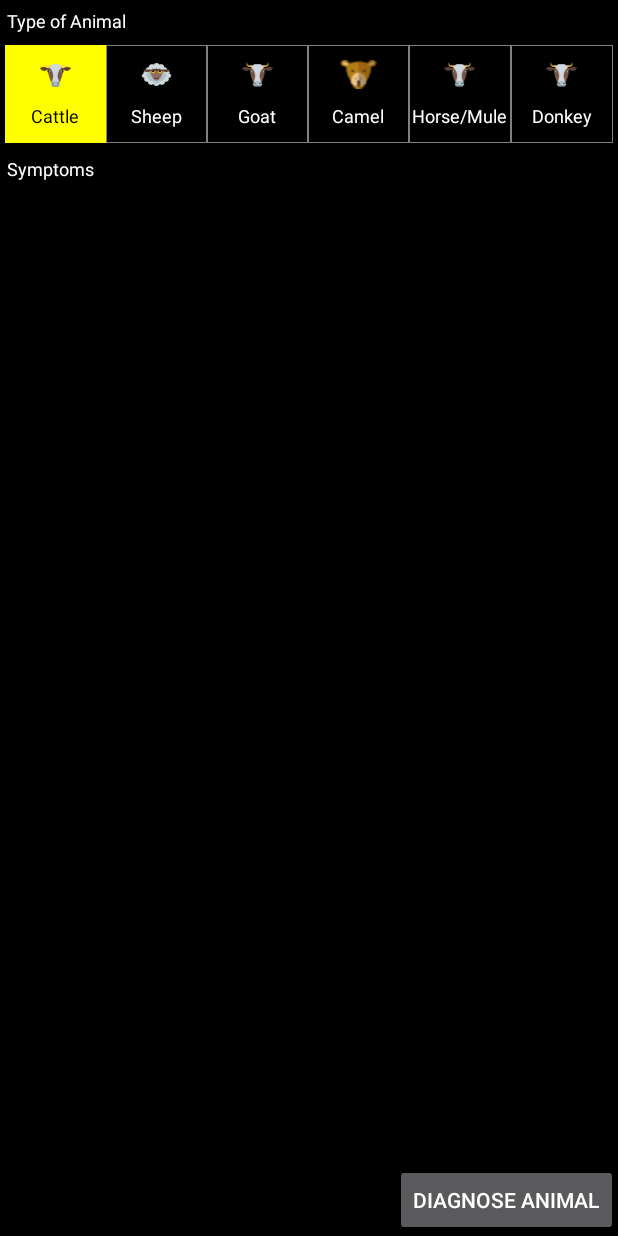
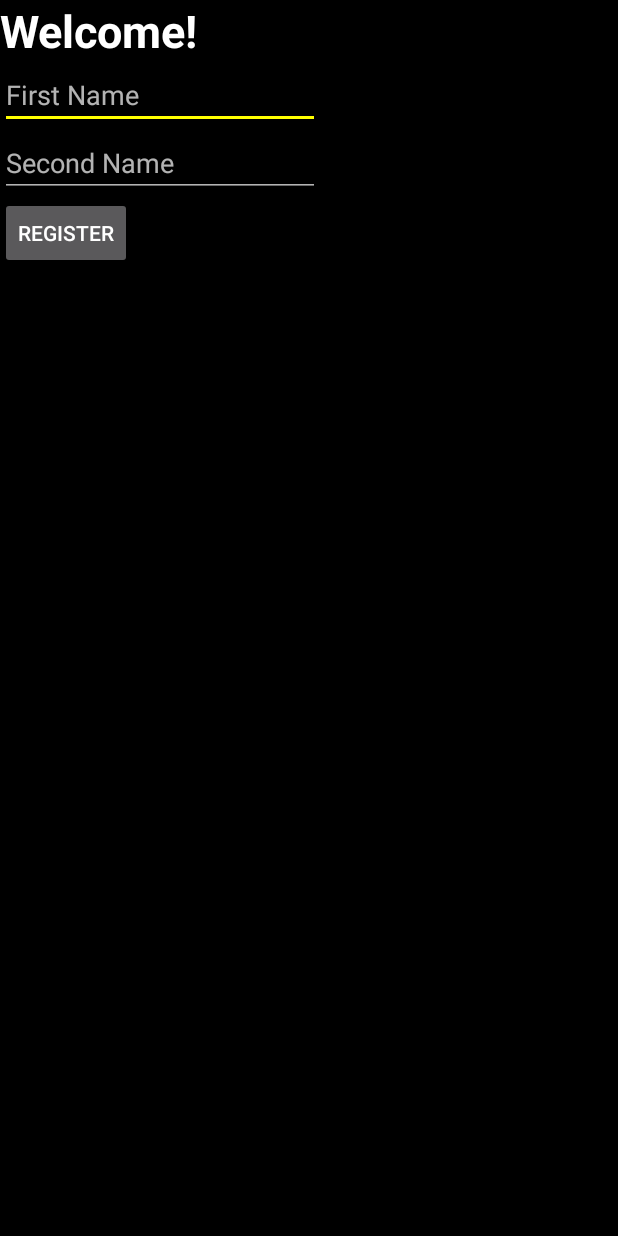
Before and after one commit to drgennaroimperatore/custom-radio-group-radio-button-android-master, an Android app: the screen it shows after launch (MainActivity before the commit, RegistrationActivity after it), on a phone screen of 412 x 824 dp. Run offline under Robolectric (Android 15) with nearby library versions, the phone set to English and light mode, and no system bars; our stand-ins replace Room's generated code.

Commit message:
registration screen works

```diff
--- a/app/src/main/AndroidManifest.xml
+++ b/app/src/main/AndroidManifest.xml
@@ -8,18 +8,20 @@
         android:label="@string/app_name"
         android:roundIcon="@mipmap/ic_launcher_round"
         android:supportsRtl="true"
-        android:theme="@style/AppTheme">
-        <activity android:name=".MainActivity">
+        android:theme="@style/SplashTheme">
+        <activity android:name=".RegistrationActivity">
             <intent-filter>
                 <action android:name="android.intent.action.MAIN" />
 
                 <category android:name="android.intent.category.LAUNCHER" />
             </intent-filter>
         </activity>
+        <activity android:name=".MainActivity">
 
+        </activity>
         <activity android:name=".ResultsActivity">
+
         </activity>
-
     </application>
 
 </manifest>
--- a/app/src/main/java/net/crosp/customradiobtton/MainActivity.java
+++ b/app/src/main/java/net/crosp/customradiobtton/MainActivity.java
@@ -37,6 +37,8 @@ public class MainActivity extends AppCompatActivity {
     Button diagnoseButton;
     int mCurrentAnimalID;
     ADDB mADDB;
+    UserInfoDB mUserInfoDB;
+    UserInfoDBDao mUserInfoDao;
 
     @Override
     protected void onCreate(Bundle savedInstanceState) {
@@ -137,6 +139,8 @@ public class MainActivity extends AppCompatActivity {
         app:presetButtonValueText="Fever" />*/
 
      ////////////// END OF REFERENCE CODE
+
+
 
 
 
--- /dev/null
+++ b/app/src/main/java/net/crosp/customradiobtton/RegistrationActivity.java
@@ -0,0 +1,91 @@
+package net.crosp.customradiobtton;
+
+import android.content.Intent;
+import android.support.v7.app.AppCompatActivity;
+import android.os.Bundle;
+import android.view.View;
+import android.widget.Button;
+import android.widget.EditText;
+import android.widget.Toast;
+
+import androidx.room.Room;
+
+import java.util.List;
+import java.util.UUID;
+
+public class RegistrationActivity extends AppCompatActivity {
+
+    Button mRegistrationButton;
+    EditText mFirstNameET, mSecondNameET;
+    UserInfoDB mUserInfoDB;
+    UserInfoDBDao mUserInfoDBDao;
+
+    @Override
+    protected void onCreate(Bundle savedInstanceState) {
+        super.onCreate(savedInstanceState);
+        setContentView(R.layout.activity_registration);
+
+        mUserInfoDB = Room.databaseBuilder(this,UserInfoDB.class,"UserInfoDB").allowMainThreadQueries().build();
+        mUserInfoDBDao = mUserInfoDB.getDao();
+
+        boolean userIsRegistered = isRegistrationComplete();
+
+        if(userIsRegistered)
+            GoToMain();
+
+        mFirstNameET = findViewById(R.id.registration_firstName_et);
+        mSecondNameET = findViewById(R.id.registration_secondName_et);
+
+        mRegistrationButton = findViewById(R.id.registration_submit_button);
+        mRegistrationButton.setOnClickListener(new View.OnClickListener() {
+            @Override
+            public void onClick(View v) {
+
+                String firstName = mFirstNameET.getText().toString();
+                String secondName = mSecondNameET.getText().toString();
+
+                if(firstName.equals("") || secondName.equals(""))
+                {
+                    Toast.makeText(getBaseContext(), "Please Complete All Fields", Toast.LENGTH_LONG).show();
+                    return;
+                }
+
+                if(!isRegistrationComplete())
+                    registerUser(firstName,secondName);
+
+                GoToMain();
+            }
+        });
+
+    }
+
+    public void registerUser(String fn, String sn)
+    {
+        UserInfo ui = new UserInfo();
+        ui.FirstName= fn;
+        ui.SecondName = sn;
+        ui.UUID = generateUUID();
+
+        mUserInfoDBDao.InsertUserInfo(ui);
+
+    }
+
+    public void GoToMain()
+    {
+        Intent myIntent = new Intent(this, MainActivity.class);
+        startActivity(myIntent);
+    }
+
+    public boolean isRegistrationComplete()
+    {
+        List<UserInfo> ui = mUserInfoDBDao.getUserInfo();
+
+        return ui.size()==1;
+    }
+
+    public String generateUUID ()
+    {
+        UUID uniqueID = UUID.randomUUID();
+        return uniqueID.toString();
+    }
+}
--- a/app/src/main/java/net/crosp/customradiobtton/ResultsActivity.java
+++ b/app/src/main/java/net/crosp/customradiobtton/ResultsActivity.java
@@ -159,6 +159,8 @@ public class ResultsActivity extends AppCompatActivity {
         pie.getBorderPaint().setColor(Color.TRANSPARENT);
         pie.getBackgroundPaint().setColor(Color.TRANSPARENT);
 
+        pie.getRenderer(CustomPieRenderer.class).setStartDegs(180);
+
         mDiseaseListView = (ListView) findViewById(R.id.disease_list_view);
 
         //todo custom adapter for names of diseases and percentages
--- /dev/null
+++ b/app/src/main/java/net/crosp/customradiobtton/UserInfo.java
@@ -0,0 +1,13 @@
+package net.crosp.customradiobtton;
+
+import androidx.room.Entity;
+import androidx.room.PrimaryKey;
+
+@Entity(tableName = "UserInfo")
+public class UserInfo {
+    @PrimaryKey
+    int Id;
+    String UUID;
+    String FirstName, SecondName;
+    boolean AccountSetup;
+}
--- /dev/null
+++ b/app/src/main/java/net/crosp/customradiobtton/UserInfoDB.java
@@ -0,0 +1,34 @@
+package net.crosp.customradiobtton;
+
+import androidx.annotation.NonNull;
+import androidx.room.Database;
+import androidx.room.DatabaseConfiguration;
+import androidx.room.InvalidationTracker;
+import androidx.room.RoomDatabase;
+import androidx.sqlite.db.SupportSQLiteOpenHelper;
+
+@Database(entities = UserInfo.class, version = 1)
+public abstract class UserInfoDB extends RoomDatabase {
+    UserInfoDBDao mDao;
+
+    @NonNull
+    @Override
+    protected SupportSQLiteOpenHelper createOpenHelper(DatabaseConfiguration config) {
+        return null;
+    }
+
+    @NonNull
+    @Override
+    protected InvalidationTracker createInvalidationTracker() {
+        return null;
+    }
+
+    @Override
+    public void clearAllTables() {
+
+    }
+
+    public abstract UserInfoDBDao getDao();
+
+
+}
--- /dev/null
+++ b/app/src/main/java/net/crosp/customradiobtton/UserInfoDBDao.java
@@ -0,0 +1,17 @@
+package net.crosp.customradiobtton;
+
+import androidx.room.Dao;
+import androidx.room.Insert;
+import androidx.room.Query;
+
+import java.util.List;
+
+@Dao
+public interface UserInfoDBDao {
+
+    @Query("SELECT * FROM UserInfo")
+    List<UserInfo> getUserInfo();
+
+    @Insert
+    void InsertUserInfo(UserInfo ui);
+}
--- /dev/null
+++ b/app/src/main/res/drawable/splash.xml
@@ -0,0 +1,11 @@
+<?xml version="1.0" encoding="utf-8"?>
+
+    <layer-list xmlns:android="http://schemas.android.com/apk/res/android"
+        android:opacity="opaque">
+        <item android:drawable="@color/black"/>
+        <item>
+            <bitmap
+                android:gravity="center"
+                android:src="@drawable/ethi"/>
+        </item>
+    </layer-list>
--- /dev/null
+++ b/app/src/main/res/layout/activity_registration.xml
@@ -0,0 +1,50 @@
+<?xml version="1.0" encoding="utf-8"?>
+<LinearLayout xmlns:android="http://schemas.android.com/apk/res/android"
+    xmlns:app="http://schemas.android.com/apk/res-auto"
+    xmlns:tools="http://schemas.android.com/tools"
+    android:layout_width="match_parent"
+    android:layout_height="match_parent"
+    android:orientation="vertical"
+    android:background="#000000"
+    tools:context=".RegistrationActivity">
+
+    <TextView
+        android:id="@+id/textView"
+        android:layout_width="wrap_content"
+        android:layout_height="wrap_content"
+        android:text="Welcome!"
+        android:textSize="30sp"
+        android:textStyle="bold"
+        android:textColor="@color/white"
+        tools:layout_editor_absoluteX="16dp"
+        tools:layout_editor_absoluteY="33dp" />
+
+    <EditText
+        android:id="@+id/registration_firstName_et"
+        android:layout_width="wrap_content"
+        android:layout_height="wrap_content"
+        android:ems="10"
+        android:inputType="textPersonName"
+        android:text=""
+        android:hint="First Name"
+         />
+
+    <EditText
+        android:id="@+id/registration_secondName_et"
+        android:layout_width="wrap_content"
+        android:layout_height="wrap_content"
+        android:ems="10"
+        android:inputType="textPersonName"
+        android:text=""
+        android:hint="Second Name"
+         />
+
+    <Button
+        android:id="@+id/registration_submit_button"
+        android:layout_width="wrap_content"
+        android:layout_height="wrap_content"
+        android:text="Register"
+
+         />
+
+</LinearLayout>
--- a/app/src/main/res/values/styles.xml
+++ b/app/src/main/res/values/styles.xml
@@ -6,6 +6,10 @@
         <item name="colorPrimary">@color/colorPrimary</item>
         <item name="colorPrimaryDark">@color/colorPrimaryDark</item>
         <item name="colorAccent">@color/colorAccent</item>
+    </style>
+
+    <style name="SplashTheme" parent="AppTheme">
+        <item name="android:windowBackground">@drawable/splash</item>
     </style>
 
     <style name="PresetLayoutButton">
```
Also changed, not shown: app/src/main/res/drawable/ethi.png (added).
